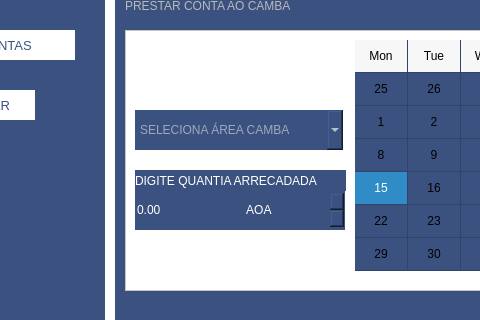
Leumim2020/CambaCash, file cambaCash/areacash.ui: the form before one commit; both pictures show x 135 to 615 and y 200 to 520 of the 880 by 640 pixel window.
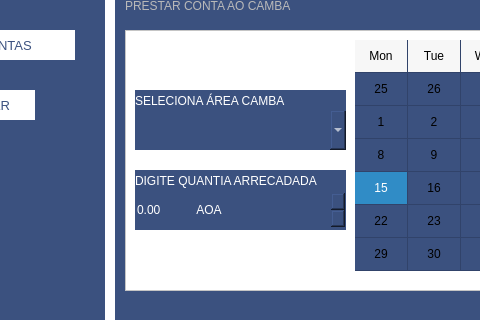
The form after the commit.

Commit message: Add images in areacash

```diff
--- a/cambaCash/areacash.ui
+++ b/cambaCash/areacash.ui
@@ -304,19 +304,19 @@
     <rect>
      <x>270</x>
      <y>310</y>
-     <width>208</width>
+     <width>211</width>
      <height>40</height>
     </rect>
    </property>
    <property name="minimumSize">
     <size>
-     <width>208</width>
+     <width>211</width>
      <height>40</height>
     </size>
    </property>
    <property name="maximumSize">
     <size>
-     <width>208</width>
+     <width>211</width>
      <height>40</height>
     </size>
    </property>
@@ -331,52 +331,27 @@
 </string>
    </property>
    <property name="placeholderText">
-    <string>SELECIONA ÁREA CAMBA</string>
+    <string/>
    </property>
-   <item>
-    <property name="text">
-     <string>SELECIONE LOJA...</string>
-    </property>
-   </item>
-   <item>
-    <property name="text">
-     <string>BAR</string>
-    </property>
-   </item>
-   <item>
-    <property name="text">
-     <string>BARBEARIA</string>
-    </property>
-   </item>
-   <item>
-    <property name="text">
-     <string>LOJA ZAP</string>
-    </property>
-   </item>
-   <item>
-    <property name="text">
-     <string>SALÃO  DE BELEZA</string>
-    </property>
-   </item>
   </widget>
   <widget class="QDoubleSpinBox" name="boxmoney">
    <property name="geometry">
     <rect>
      <x>270</x>
      <y>390</y>
-     <width>210</width>
+     <width>211</width>
      <height>40</height>
     </rect>
    </property>
    <property name="minimumSize">
     <size>
-     <width>210</width>
+     <width>211</width>
      <height>40</height>
     </size>
    </property>
    <property name="maximumSize">
     <size>
-     <width>210</width>
+     <width>211</width>
      <height>40</height>
     </size>
    </property>
@@ -386,7 +361,10 @@
 color: rgb(255, 255, 255);</string>
    </property>
    <property name="suffix">
-    <string>                          AOA</string>
+    <string>           AOA</string>
+   </property>
+   <property name="decimals">
+    <number>2</number>
    </property>
    <property name="maximum">
     <double>100000000.000000000000000</double>
@@ -449,6 +427,26 @@
     <string>TextLabel</string>
    </property>
   </widget>
+  <widget class="QLabel" name="label_9">
+   <property name="geometry">
+    <rect>
+     <x>270</x>
+     <y>290</y>
+     <width>211</width>
+     <height>21</height>
+    </rect>
+   </property>
+   <property name="cursor">
+    <cursorShape>PointingHandCursor</cursorShape>
+   </property>
+   <property name="styleSheet">
+    <string notr="true">font: 10pt &quot;Segoe UI&quot;;
+color: white;</string>
+   </property>
+   <property name="text">
+    <string>SELECIONA ÁREA CAMBA</string>
+   </property>
+  </widget>
  </widget>
  <resources/>
  <connections/>
```
Left out of the diff: 9 changed lines with no effect on the pictures. The commit also changes 7 other files.
